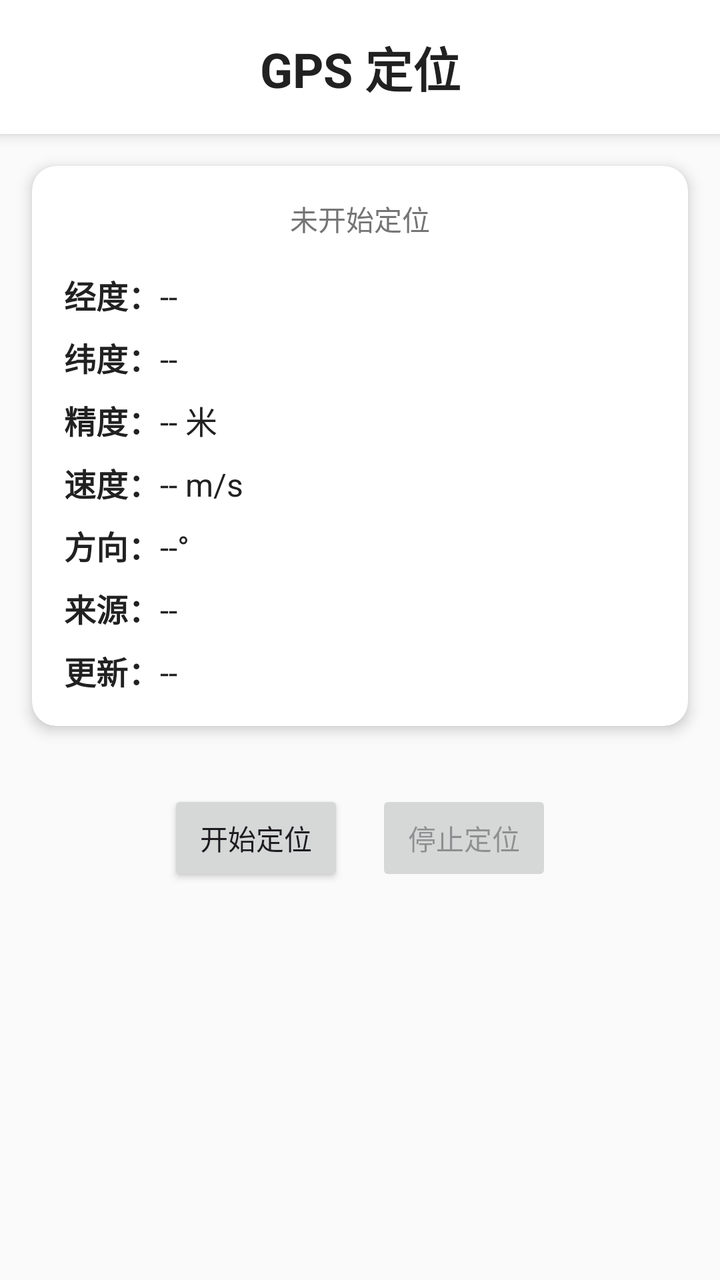
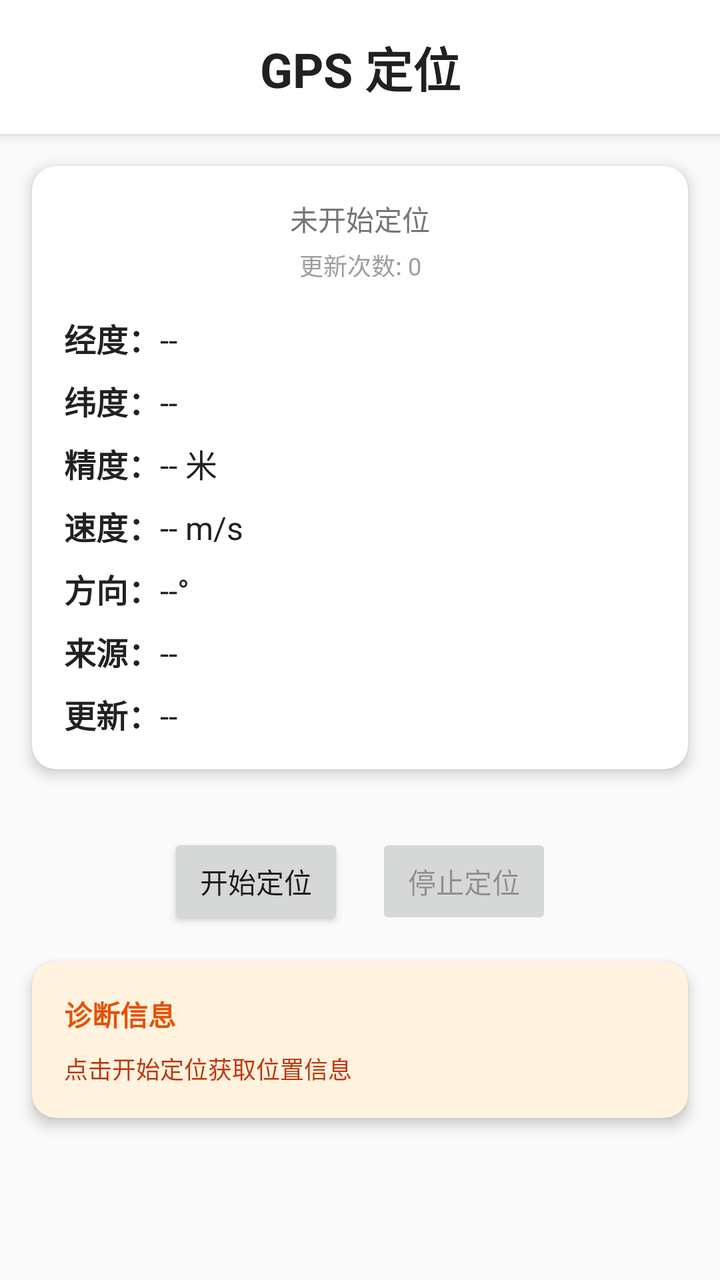

The first picture is an Android layout as it rendered before a commit; the second is the same layout after the commit. The layout source and the unified diff follow.
<!-- AndroidManifest.xml: application theme Theme.PDR -->
<!-- res/layout/fragment_location.xml -->
<?xml version="1.0" encoding="utf-8"?>
<LinearLayout xmlns:android="http://schemas.android.com/apk/res/android"
    xmlns:tools="http://schemas.android.com/tools"
    android:layout_width="match_parent"
    android:layout_height="match_parent"
    android:orientation="vertical"
    android:background="#FAFAFA"
    tools:context=".ui.location.LocationFragment">

    
    <LinearLayout
        android:id="@+id/headerLayout"
        android:layout_width="match_parent"
        android:layout_height="wrap_content"
        android:orientation="vertical"
        android:background="#FFFFFF"
        android:elevation="4dp">

        <TextView
            android:layout_width="match_parent"
            android:layout_height="wrap_content"
            android:padding="16dp"
            android:text="GPS 定位"
            android:textColor="#212121"
            android:textSize="24sp"
            android:textStyle="bold"
            android:gravity="center" />

    </LinearLayout>

    
    <androidx.cardview.widget.CardView
        android:layout_width="match_parent"
        android:layout_height="wrap_content"
        android:layout_margin="16dp"
        app:cardCornerRadius="12dp"
        app:cardElevation="4dp"
        xmlns:app="http://schemas.android.com/apk/res-auto">

        <LinearLayout
            android:layout_width="match_parent"
            android:layout_height="wrap_content"
            android:orientation="vertical"
            android:padding="16dp">

            
            <TextView
                android:id="@+id/textStatus"
                android:layout_width="match_parent"
                android:layout_height="wrap_content"
                android:text="未开始定位"
                android:textColor="#757575"
                android:textSize="14sp"
                android:gravity="center" />

            
            <LinearLayout
                android:layout_width="match_parent"
                android:layout_height="wrap_content"
                android:layout_marginTop="16dp"
                android:orientation="horizontal">

                <TextView
                    android:layout_width="wrap_content"
                    android:layout_height="wrap_content"
                    android:text="经度："
                    android:textColor="#212121"
                    android:textSize="16sp"
                    android:textStyle="bold" />

                <TextView
                    android:id="@+id/textLongitude"
                    android:layout_width="wrap_content"
                    android:layout_height="wrap_content"
                    android:text="--"
                    android:textColor="#212121"
                    android:textSize="16sp" />

            </LinearLayout>

            
            <LinearLayout
                android:layout_width="match_parent"
                android:layout_height="wrap_content"
                android:layout_marginTop="8dp"
                android:orientation="horizontal">

                <TextView
                    android:layout_width="wrap_content"
                    android:layout_height="wrap_content"
                    android:text="纬度："
                    android:textColor="#212121"
                    android:textSize="16sp"
                    android:textStyle="bold" />

                <TextView
                    android:id="@+id/textLatitude"
                    android:layout_width="wrap_content"
                    android:layout_height="wrap_content"
                    android:text="--"
                    android:textColor="#212121"
                    android:textSize="16sp" />

            </LinearLayout>

            
            <LinearLayout
                android:layout_width="match_parent"
                android:layout_height="wrap_content"
                android:layout_marginTop="8dp"
                android:orientation="horizontal">

                <TextView
                    android:layout_width="wrap_content"
                    android:layout_height="wrap_content"
                    android:text="精度："
                    android:textColor="#212121"
                    android:textSize="16sp"
                    android:textStyle="bold" />

                <TextView
                    android:id="@+id/textAccuracy"
                    android:layout_width="wrap_content"
                    android:layout_height="wrap_content"
                    android:text="-- 米"
                    android:textColor="#212121"
                    android:textSize="16sp" />

            </LinearLayout>

            
            <LinearLayout
                android:layout_width="match_parent"
                android:layout_height="wrap_content"
                android:layout_marginTop="8dp"
                android:orientation="horizontal">

                <TextView
                    android:layout_width="wrap_content"
                    android:layout_height="wrap_content"
                    android:text="速度："
                    android:textColor="#212121"
                    android:textSize="16sp"
                    android:textStyle="bold" />

                <TextView
                    android:id="@+id/textSpeed"
                    android:layout_width="wrap_content"
                    android:layout_height="wrap_content"
                    android:text="-- m/s"
                    android:textColor="#212121"
                    android:textSize="16sp" />

            </LinearLayout>

            
            <LinearLayout
                android:layout_width="match_parent"
                android:layout_height="wrap_content"
                android:layout_marginTop="8dp"
                android:orientation="horizontal">

                <TextView
                    android:layout_width="wrap_content"
                    android:layout_height="wrap_content"
                    android:text="方向："
                    android:textColor="#212121"
                    android:textSize="16sp"
                    android:textStyle="bold" />

                <TextView
                    android:id="@+id/textBearing"
                    android:layout_width="wrap_content"
                    android:layout_height="wrap_content"
                    android:text="--°"
                    android:textColor="#212121"
                    android:textSize="16sp" />

            </LinearLayout>

            
            <LinearLayout
                android:layout_width="match_parent"
                android:layout_height="wrap_content"
                android:layout_marginTop="8dp"
                android:orientation="horizontal">

                <TextView
                    android:layout_width="wrap_content"
                    android:layout_height="wrap_content"
                    android:text="来源："
                    android:textColor="#212121"
                    android:textSize="16sp"
                    android:textStyle="bold" />

                <TextView
                    android:id="@+id/textProvider"
                    android:layout_width="wrap_content"
                    android:layout_height="wrap_content"
                    android:text="--"
                    android:textColor="#212121"
                    android:textSize="16sp" />

            </LinearLayout>

            
            <LinearLayout
                android:layout_width="match_parent"
                android:layout_height="wrap_content"
                android:layout_marginTop="8dp"
                android:orientation="horizontal">

                <TextView
                    android:layout_width="wrap_content"
                    android:layout_height="wrap_content"
                    android:text="更新："
                    android:textColor="#212121"
                    android:textSize="16sp"
                    android:textStyle="bold" />

                <TextView
                    android:id="@+id/textUpdateTime"
                    android:layout_width="wrap_content"
                    android:layout_height="wrap_content"
                    android:text="--"
                    android:textColor="#212121"
                    android:textSize="16sp" />

            </LinearLayout>

        </LinearLayout>

    </androidx.cardview.widget.CardView>

    
    <LinearLayout
        android:layout_width="match_parent"
        android:layout_height="wrap_content"
        android:layout_margin="16dp"
        android:orientation="horizontal"
        android:gravity="center">

        <Button
            android:id="@+id/btnStart"
            android:layout_width="wrap_content"
            android:layout_height="wrap_content"
            android:text="开始定位"
            android:layout_marginEnd="16dp" />

        <Button
            android:id="@+id/btnStop"
            android:layout_width="wrap_content"
            android:layout_height="wrap_content"
            android:text="停止定位"
            android:enabled="false" />

    </LinearLayout>

</LinearLayout>
<!-- resources referenced by this layout -->
<resources>
  <style name="Theme.PDR" parent="Base.Theme.PDR" />
  <style name="Base.Theme.PDR" parent="Theme.Material3.DayNight.NoActionBar">
          
          <item name="colorPrimary">@color/purple_500</item>
          <item name="colorPrimaryVariant">@color/purple_700</item>
          <item name="colorOnPrimary">@color/white</item>
          
          <item name="colorSecondary">@color/teal_200</item>
          <item name="colorSecondaryVariant">@color/teal_700</item>
          <item name="colorOnSecondary">@color/black</item>
      </style>
  <color name="purple_500">#FF6200EE</color>
  <color name="purple_700">#FF3700B3</color>
  <color name="white">#FFFFFFFF</color>
  <color name="teal_200">#FF03DAC5</color>
  <color name="teal_700">#FF018786</color>
  <color name="black">#FF000000</color>
</resources>

<!-- the commit's change to res/layout/fragment_location.xml (unified diff, before → after) -->
@@ -54,6 +54,17 @@
                 android:gravity="center" />
 
             
+            <TextView
+                android:id="@+id/textUpdateCount"
+                android:layout_width="match_parent"
+                android:layout_height="wrap_content"
+                android:layout_marginTop="4dp"
+                android:text="更新次数: 0"
+                android:textColor="#9E9E9E"
+                android:textSize="12sp"
+                android:gravity="center" />
+
+            
             <LinearLayout
                 android:layout_width="match_parent"
                 android:layout_height="wrap_content"
@@ -256,4 +267,43 @@
 
     </LinearLayout>
 
+    
+    <androidx.cardview.widget.CardView
+        android:layout_width="match_parent"
+        android:layout_height="wrap_content"
+        android:layout_marginStart="16dp"
+        android:layout_marginEnd="16dp"
+        android:layout_marginBottom="16dp"
+        app:cardCornerRadius="12dp"
+        app:cardElevation="4dp"
+        app:cardBackgroundColor="#FFF3E0"
+        xmlns:app="http://schemas.android.com/apk/res-auto">
+
+        <LinearLayout
+            android:layout_width="match_parent"
+            android:layout_height="wrap_content"
+            android:orientation="vertical"
+            android:padding="16dp">
+
+            <TextView
+                android:layout_width="match_parent"
+                android:layout_height="wrap_content"
+                android:text="诊断信息"
+                android:textColor="#E65100"
+                android:textSize="14sp"
+                android:textStyle="bold" />
+
+            <TextView
+                android:id="@+id/textDiagnostic"
+                android:layout_width="match_parent"
+                android:layout_height="wrap_content"
+                android:layout_marginTop="8dp"
+                android:text="点击开始定位获取位置信息"
+                android:textColor="#BF360C"
+                android:textSize="12sp" />
+
+        </LinearLayout>
+
+    </androidx.cardview.widget.CardView>
+
 </LinearLayout>
